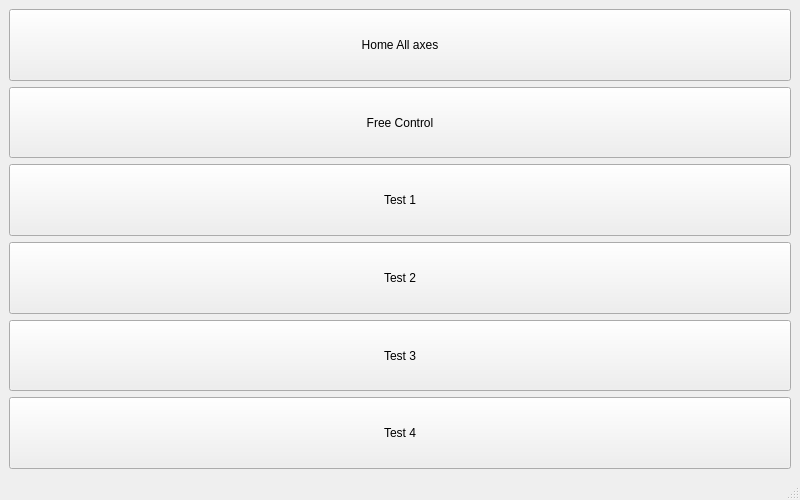
This is MainWindow.ui in rferrer12/AutoTests as Qt 5 draws it before an edit. The edited form follows.
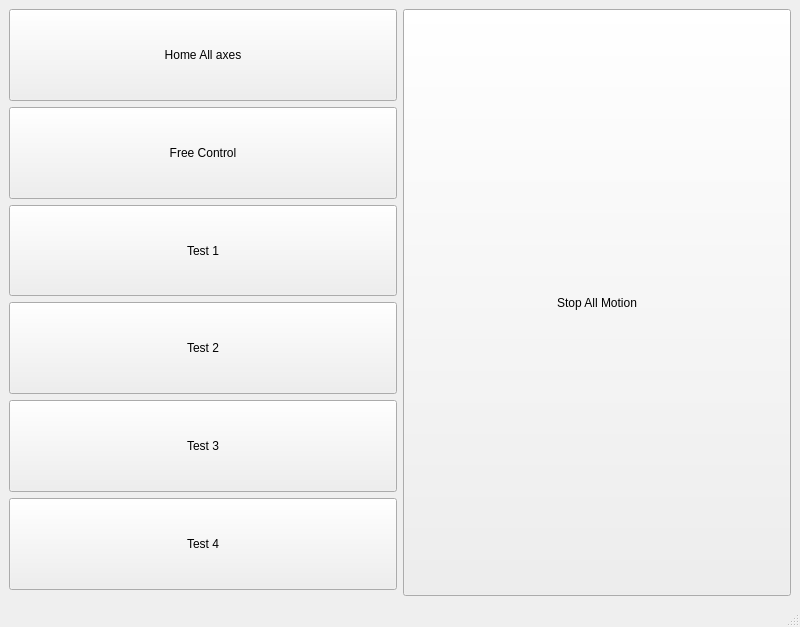
This is the edited form.

Commit message: Added some functionality to FreeWindow, need to make sliders work or do other stuff and come back

Patch:
```diff
--- a/MainWindow.ui
+++ b/MainWindow.ui
@@ -7,7 +7,7 @@
     <x>0</x>
     <y>0</y>
     <width>800</width>
-    <height>500</height>
+    <height>627</height>
    </rect>
   </property>
   <property name="sizePolicy">
@@ -31,6 +31,8 @@
    </property>
    <layout class="QVBoxLayout" name="verticalLayout">
     <item>
+     <layout class="QGridLayout" name="gridLayout">
+      <item row="0" column="0">
      <layout class="QVBoxLayout" name="vLayout">
       <property name="sizeConstraint">
        <enum>QLayout::SetMinAndMaxSize</enum>
@@ -113,6 +115,24 @@
         </property>
         <property name="text">
          <string>Test 4</string>
+          </property>
+         </widget>
+        </item>
+       </layout>
+      </item>
+      <item row="0" column="1" rowspan="2">
+       <widget class="QPushButton" name="pushButton_7">
+        <property name="enabled">
+         <bool>true</bool>
+        </property>
+        <property name="sizePolicy">
+         <sizepolicy hsizetype="Expanding" vsizetype="Expanding">
+          <horstretch>0</horstretch>
+          <verstretch>0</verstretch>
+         </sizepolicy>
+        </property>
+        <property name="text">
+         <string>Stop All Motion</string>
         </property>
        </widget>
       </item>
```
Lines whose indentation alone changed are shown as unchanged. The commit also changes 6 other files.
